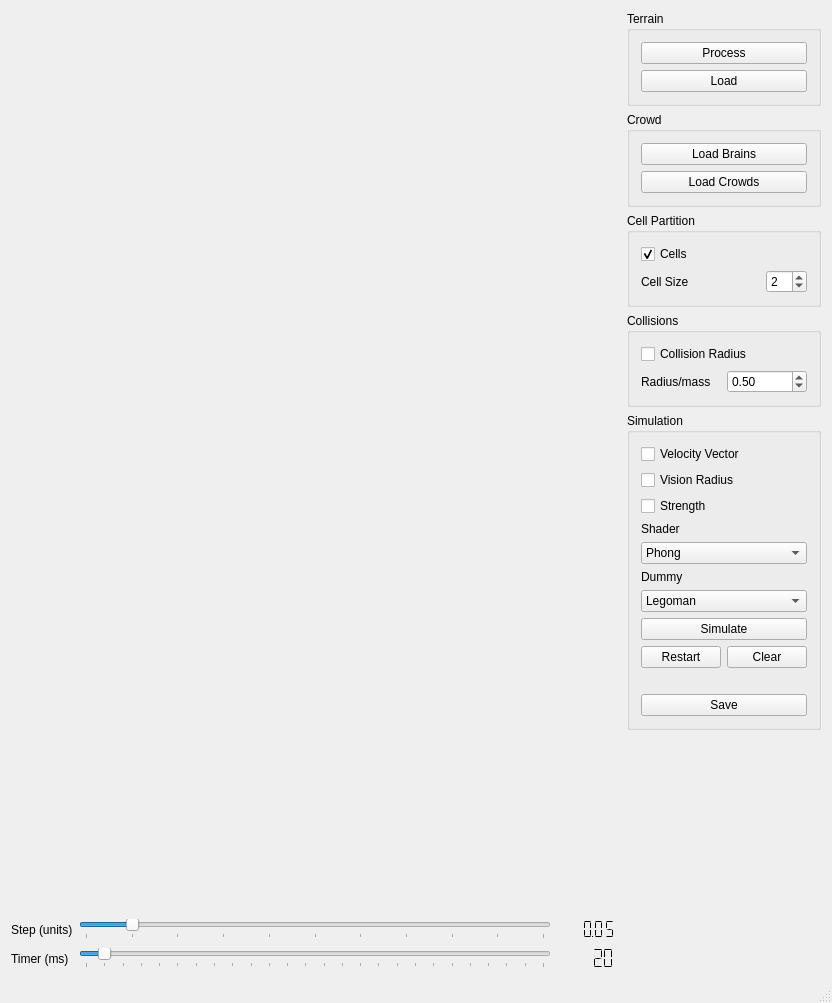
Above: CrowdSimulator/ui/MainWindow.ui from carlospzlz/crowdsimulator before the change. Below: the same form after it.
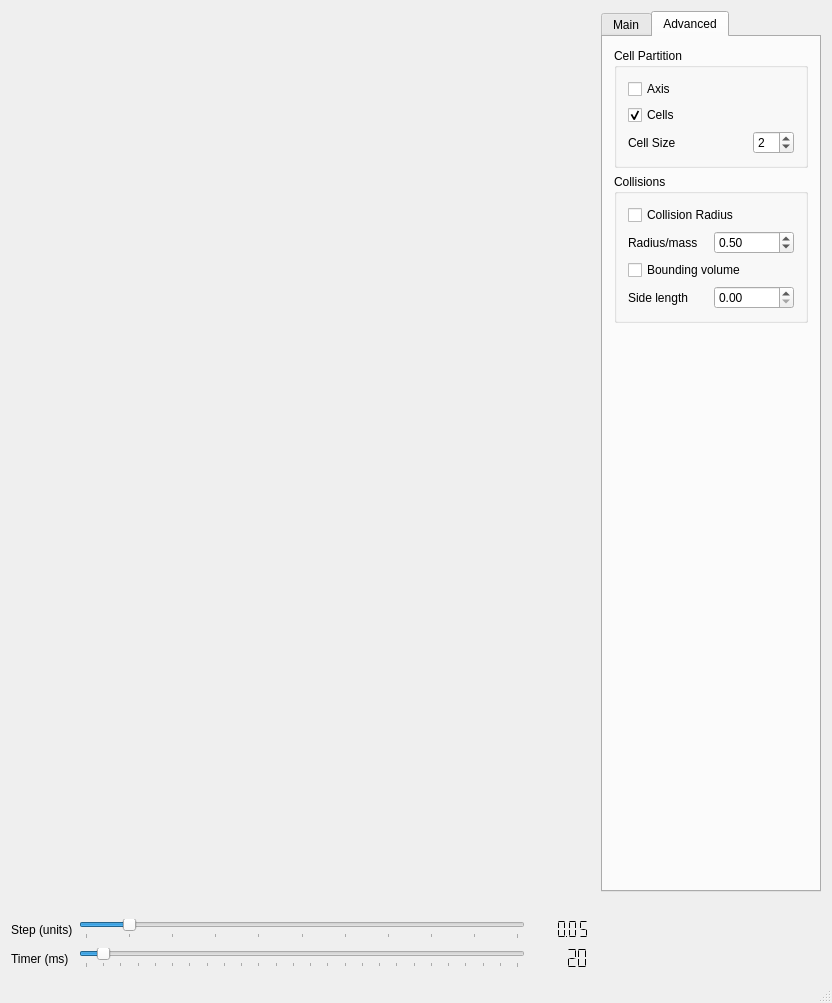
That is the form after the change. The open tabs and pages were chosen to show the change.

Commit message: added tags to the parameters..

The edit to the form file:
```diff
--- a/CrowdSimulator/ui/MainWindow.ui
+++ b/CrowdSimulator/ui/MainWindow.ui
@@ -21,30 +21,7 @@
   </property>
   <widget class="QWidget" name="WindowLayout">
    <layout class="QGridLayout" name="s_windowLayout">
-    <item row="1" column="3">
-     <widget class="QGroupBox" name="crowdGroupBox">
-      <property name="title">
-       <string>Crowd</string>
-      </property>
-      <layout class="QGridLayout" name="gridLayout_5">
-       <item row="1" column="1">
-        <widget class="QPushButton" name="s_loadCrowdButton">
-         <property name="text">
-          <string>Load Crowds</string>
-         </property>
-        </widget>
-       </item>
-       <item row="0" column="1">
-        <widget class="QPushButton" name="s_loadBrainButton">
-         <property name="text">
-          <string>Load Brains</string>
-         </property>
-        </widget>
-       </item>
-      </layout>
-     </widget>
-    </item>
-    <item row="10" column="1">
+    <item row="11" column="1">
      <widget class="QSlider" name="s_timerSlider">
       <property name="maximum">
        <number>500</number>
@@ -66,7 +43,7 @@
       </property>
      </widget>
     </item>
-    <item row="10" column="2">
+    <item row="11" column="2">
      <widget class="QLCDNumber" name="s_timerLcd">
       <property name="frameShape">
        <enum>QFrame::NoFrame</enum>
@@ -85,7 +62,7 @@
       </property>
      </widget>
     </item>
-    <item row="8" column="1">
+    <item row="9" column="1">
      <widget class="QSlider" name="s_stepSlider">
       <property name="maximum">
        <number>50</number>
@@ -110,7 +87,7 @@
       </property>
      </widget>
     </item>
-    <item row="8" column="2">
+    <item row="9" column="2">
      <widget class="QLCDNumber" name="s_stepLcd">
       <property name="frameShape">
        <enum>QFrame::NoFrame</enum>
@@ -132,34 +109,63 @@
       </property>
      </widget>
     </item>
-    <item row="8" column="0">
-     <widget class="QLabel" name="s_stepLabel">
-      <property name="text">
-       <string>Step (units)</string>
-      </property>
-     </widget>
-    </item>
-    <item row="10" column="0">
+    <item row="11" column="0">
      <widget class="QLabel" name="s_timerLabel">
       <property name="text">
        <string>Timer (ms)</string>
       </property>
      </widget>
     </item>
+    <item row="9" column="0">
+     <widget class="QLabel" name="s_stepLabel">
+      <property name="text">
+       <string>Step (units)</string>
+      </property>
+     </widget>
+    </item>
+    <item row="2" column="0" colspan="3">
+     <spacer name="horizontalSpacer">
+      <property name="orientation">
+       <enum>Qt::Horizontal</enum>
+      </property>
+      <property name="sizeHint" stdset="0">
+       <size>
+        <width>40</width>
+        <height>20</height>
+       </size>
+      </property>
+     </spacer>
+    </item>
     <item row="0" column="3">
+     <widget class="QTabWidget" name="s_tabs">
+      <property name="sizePolicy">
+       <sizepolicy hsizetype="Minimum" vsizetype="Minimum">
+        <horstretch>0</horstretch>
+        <verstretch>0</verstretch>
+       </sizepolicy>
+      </property>
+      <property name="currentIndex">
+       <number>0</number>
+      </property>
+      <widget class="QWidget" name="tab">
+       <attribute name="title">
+        <string>Main</string>
+       </attribute>
+       <layout class="QGridLayout" name="gridLayout_4">
+        <item row="0" column="0">
      <widget class="QGroupBox" name="terrainGroupBox">
       <property name="title">
        <string>Terrain</string>
       </property>
-      <layout class="QGridLayout" name="gridLayout_6">
-       <item row="0" column="0">
+          <layout class="QFormLayout" name="formLayout">
+           <item row="0" column="0" colspan="2">
         <widget class="QPushButton" name="pushButton_5">
          <property name="text">
           <string>Process</string>
          </property>
         </widget>
        </item>
-       <item row="1" column="0">
+           <item row="1" column="0" colspan="2">
         <widget class="QPushButton" name="pushButton_6">
          <property name="text">
           <string>Load</string>
@@ -169,71 +175,30 @@
       </layout>
      </widget>
     </item>
-    <item row="2" column="3">
-     <widget class="QGroupBox" name="cellPartitionGroupBox">
+        <item row="1" column="0">
+         <widget class="QGroupBox" name="crowdGroupBox">
       <property name="title">
-       <string>Cell Partition</string>
-      </property>
-      <layout class="QGridLayout" name="gridLayout_3">
-       <item row="2" column="1">
-        <widget class="QSpinBox" name="s_cellSizeSpinbox">
-         <property name="sizePolicy">
-          <sizepolicy hsizetype="Fixed" vsizetype="Fixed">
-           <horstretch>0</horstretch>
-           <verstretch>0</verstretch>
-          </sizepolicy>
-         </property>
-         <property name="minimum">
-          <number>1</number>
-         </property>
-         <property name="maximum">
-          <number>50</number>
-         </property>
-         <property name="value">
-          <number>2</number>
-         </property>
-        </widget>
-       </item>
-       <item row="0" column="0" colspan="2">
-        <widget class="QCheckBox" name="s_drawCells">
+           <string>Crowd</string>
+          </property>
+          <layout class="QGridLayout" name="gridLayout_5">
+           <item row="1" column="1">
+            <widget class="QPushButton" name="s_loadCrowdButton">
          <property name="text">
-          <string>Cells</string>
-         </property>
-         <property name="checked">
-          <bool>true</bool>
-         </property>
-        </widget>
-       </item>
-       <item row="2" column="0">
-        <widget class="QLabel" name="label_3">
-         <property name="sizePolicy">
-          <sizepolicy hsizetype="Minimum" vsizetype="Preferred">
-           <horstretch>0</horstretch>
-           <verstretch>0</verstretch>
-          </sizepolicy>
-         </property>
+              <string>Load Crowds</string>
+             </property>
+            </widget>
+           </item>
+           <item row="0" column="1">
+            <widget class="QPushButton" name="s_loadBrainButton">
          <property name="text">
-          <string>Cell Size</string>
+              <string>Load Brains</string>
          </property>
         </widget>
        </item>
       </layout>
      </widget>
     </item>
-    <item row="0" column="0" colspan="3">
-     <spacer name="horizontalSpacer">
-      <property name="orientation">
-       <enum>Qt::Horizontal</enum>
-      </property>
-      <property name="sizeHint" stdset="0">
-       <size>
-        <width>40</width>
-        <height>20</height>
-       </size>
-      </property>
-     </spacer>
-    </item>
-    <item row="5" column="3">
+        <item row="2" column="0">
      <widget class="QGroupBox" name="simulationGroupBox">
       <property name="title">
        <string>Simulation</string>
@@ -376,12 +341,84 @@
       </layout>
      </widget>
     </item>
-    <item row="3" column="3">
+       </layout>
+      </widget>
+      <widget class="QWidget" name="tab_2">
+       <attribute name="title">
+        <string>Advanced</string>
+       </attribute>
+       <layout class="QGridLayout" name="gridLayout_6">
+        <item row="0" column="0">
+         <widget class="QGroupBox" name="cellPartitionGroupBox">
+          <property name="title">
+           <string>Cell Partition</string>
+          </property>
+          <layout class="QGridLayout" name="gridLayout_3">
+           <item row="3" column="1">
+            <widget class="QSpinBox" name="s_cellSizeSpinbox">
+             <property name="sizePolicy">
+              <sizepolicy hsizetype="Fixed" vsizetype="Fixed">
+               <horstretch>0</horstretch>
+               <verstretch>0</verstretch>
+              </sizepolicy>
+             </property>
+             <property name="minimum">
+              <number>1</number>
+             </property>
+             <property name="maximum">
+              <number>50</number>
+             </property>
+             <property name="value">
+              <number>2</number>
+             </property>
+            </widget>
+           </item>
+           <item row="3" column="0">
+            <widget class="QLabel" name="label_3">
+             <property name="sizePolicy">
+              <sizepolicy hsizetype="Minimum" vsizetype="Preferred">
+               <horstretch>0</horstretch>
+               <verstretch>0</verstretch>
+              </sizepolicy>
+             </property>
+             <property name="text">
+              <string>Cell Size</string>
+             </property>
+            </widget>
+           </item>
+           <item row="1" column="0">
+            <widget class="QCheckBox" name="s_drawCells">
+             <property name="text">
+              <string>Cells</string>
+             </property>
+             <property name="checked">
+              <bool>true</bool>
+             </property>
+            </widget>
+           </item>
+           <item row="0" column="0">
+            <widget class="QCheckBox" name="checkBox">
+             <property name="text">
+              <string>Axis</string>
+             </property>
+            </widget>
+           </item>
+          </layout>
+         </widget>
+        </item>
+        <item row="1" column="0">
      <widget class="QGroupBox" name="collisionsGroupBox">
       <property name="title">
        <string>Collisions</string>
       </property>
       <layout class="QGridLayout" name="gridLayout_7">
+           <item row="6" column="0">
+            <widget class="QLabel" name="label_6">
+             <property name="text">
+              <string>Side length</string>
+             </property>
+            </widget>
+           </item>
        <item row="2" column="0" colspan="2">
         <widget class="QCheckBox" name="s_drawBoundingSphere">
          <property name="text">
@@ -412,10 +449,20 @@
          </property>
         </widget>
        </item>
+           <item row="6" column="1">
+            <widget class="QDoubleSpinBox" name="doubleSpinBox"/>
+           </item>
+           <item row="5" column="0" colspan="2">
+            <widget class="QCheckBox" name="checkBox_2">
+             <property name="text">
+              <string>Bounding volume</string>
+             </property>
+            </widget>
+           </item>
       </layout>
      </widget>
     </item>
-    <item row="6" column="3">
+        <item row="2" column="0">
      <spacer name="verticalSpacer">
       <property name="orientation">
        <enum>Qt::Vertical</enum>
@@ -427,6 +474,10 @@
        </size>
       </property>
      </spacer>
+        </item>
+       </layout>
+      </widget>
+     </widget>
     </item>
    </layout>
   </widget>
```
Lines whose indentation alone changed are shown as unchanged.
